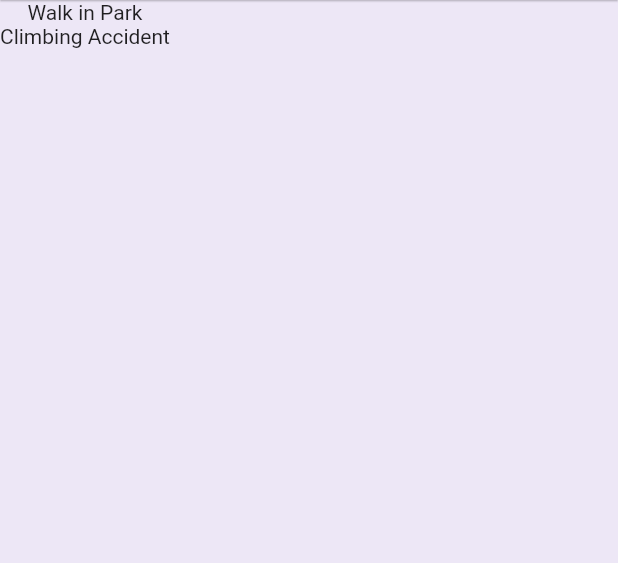
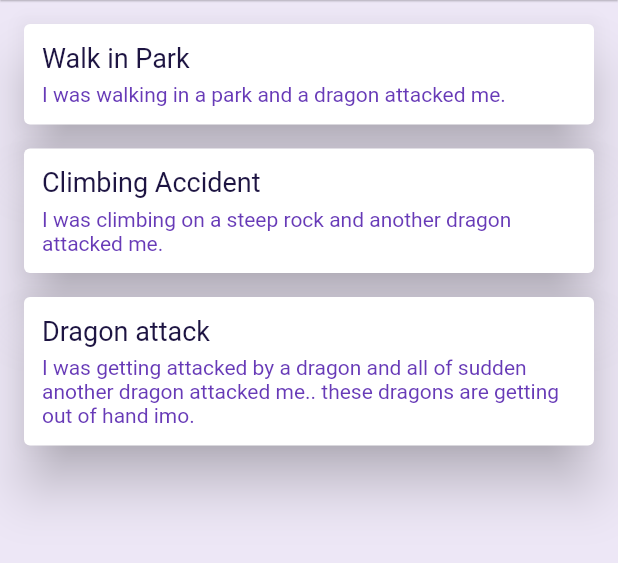
Before and after one commit to CrumblingCastle/DreamCatcher_Flutter, a Flutter app: the DreamList screen opened directly, on a phone screen of 412 x 824 dp, the part 84-647 px from its top. Run offline on Flutter 3.47's test engine with Material 2 defaults, Android fonts, the phone set to English and light mode, and no system bars.

Commit message:
created custom widget dream_card in separate file

```diff
--- a/lib/dream.dart
+++ b/lib/dream.dart
@@ -1,10 +1,14 @@
 import 'dart:core';
 
 class Dream {
-  String title = '';
+  String title;
   String description;
   bool lucid;
   DateTime date;
 
-  Dream(this.title, this.description, this.lucid, this.date);
+  Dream(
+      {this.title = 'Untitled Dream',
+      this.description = 'No description added',
+      this.lucid = false,
+      required this.date});
 }
--- /dev/null
+++ b/lib/dream_card.dart
@@ -0,0 +1,43 @@
+import 'package:flutter/material.dart';
+import 'dream.dart';
+
+class DreamCard extends StatelessWidget {
+//  const DreamCard({
+//    Key? key,
+//  }) : super(key: key);
+
+  final Dream dream;
+  // ignore: use_key_in_widget_constructors
+  const DreamCard({required this.dream});
+
+  @override
+  Widget build(BuildContext context) {
+    return Card(
+      elevation: 15.0,
+      margin: const EdgeInsets.fromLTRB(16.0, 16.0, 16.0, 0.0),
+      child: Padding(
+        padding: const EdgeInsets.all(12.0),
+        child: Column(
+          crossAxisAlignment: CrossAxisAlignment.stretch,
+          children: <Widget>[
+            Text(
+              dream.title,
+              style: const TextStyle(
+                fontSize: 18.0,
+                color: Color.fromARGB(255, 29, 20, 66),
+              ),
+            ),
+            const SizedBox(height: 6.0),
+            Text(
+              dream.description,
+              style: const TextStyle(
+                fontSize: 14.0,
+                color: Colors.deepPurple,
+              ),
+            ),
+          ],
+        ),
+      ),
+    );
+  }
+}
--- a/lib/main.dart
+++ b/lib/main.dart
@@ -1,5 +1,6 @@
 import 'package:flutter/material.dart';
 import 'dream.dart';
+import 'dream_card.dart';
 
 void main() => runApp(MaterialApp(
       // ignore: prefer_const_constructors
@@ -176,14 +177,25 @@ class DreamList extends StatefulWidget {
 }
 
 class _DreamListState extends State<DreamList> {
+// list of dreams
   List<Dream> dreams = [
-    Dream('Walk in Park', 'I was walking in a park and a dragon attacked me',
-        false, DateTime(2022, 03, 04)),
     Dream(
-        'Climbing Accident',
-        'I was climbing on a steep rock and another dragon attacked me',
-        true,
-        DateTime(2022, 03, 05))
+        title: 'Walk in Park',
+        description: 'I was walking in a park and a dragon attacked me.',
+        lucid: false,
+        date: DateTime(2022, 03, 04)),
+    Dream(
+        title: 'Climbing Accident',
+        description:
+            'I was climbing on a steep rock and another dragon attacked me.',
+        lucid: true,
+        date: DateTime(2022, 03, 05)),
+    Dream(
+        title: 'Dragon attack',
+        description:
+            'I was getting attacked by a dragon and all of sudden another dragon attacked me.. these dragons are getting out of hand imo.',
+        lucid: true,
+        date: DateTime(2022, 03, 05))
   ];
 
   @override
@@ -239,11 +251,7 @@ class _DreamListState extends State<DreamList> {
         ],
       ),
       body: Column(
-        children: dreams
-            .map((dream) => Text(
-                  dream.title,
-                ))
-            .toList(),
+        children: dreams.map((dream) => DreamCard(dream: dream)).toList(),
       ),
     );
   }
```
